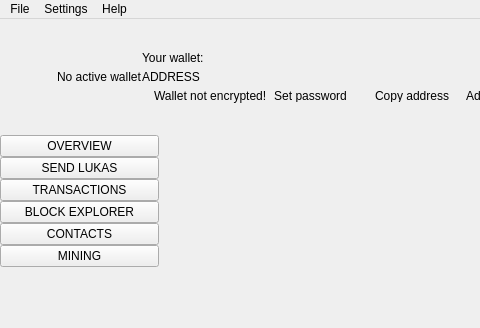
This is src/Gui/MainWindow/MainWindow.ui in puroInstinto/lith004 as Qt 5 draws it before an edit; both pictures show x 0 to 480 and y 0 to 328 of the 1273 by 824 pixel window. The edited form follows.
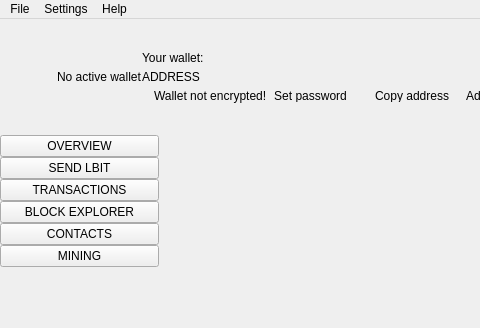
This is the edited form. Icons and pictures are not drawn. Custom widgets are drawn as their Qt base class.

```diff
--- a/src/Gui/MainWindow/MainWindow.ui
+++ b/src/Gui/MainWindow/MainWindow.ui
@@ -620,7 +620,7 @@
             <enum>Qt::NoFocus</enum>
            </property>
            <property name="text">
-            <string>SEND LUKAS</string>
+            <string>SEND LBIT</string>
            </property>
            <property name="checkable">
             <bool>true</bool>
```
Left out of the diff: 10 changed lines with no effect on the pictures.
